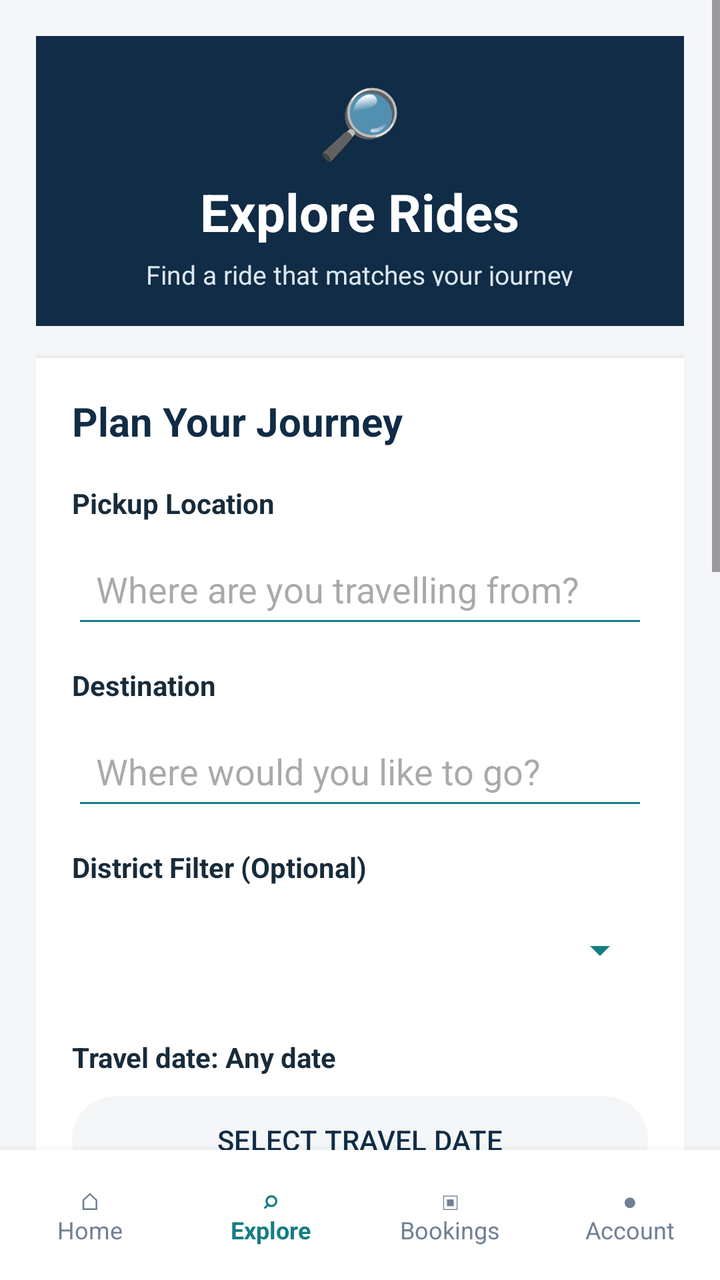
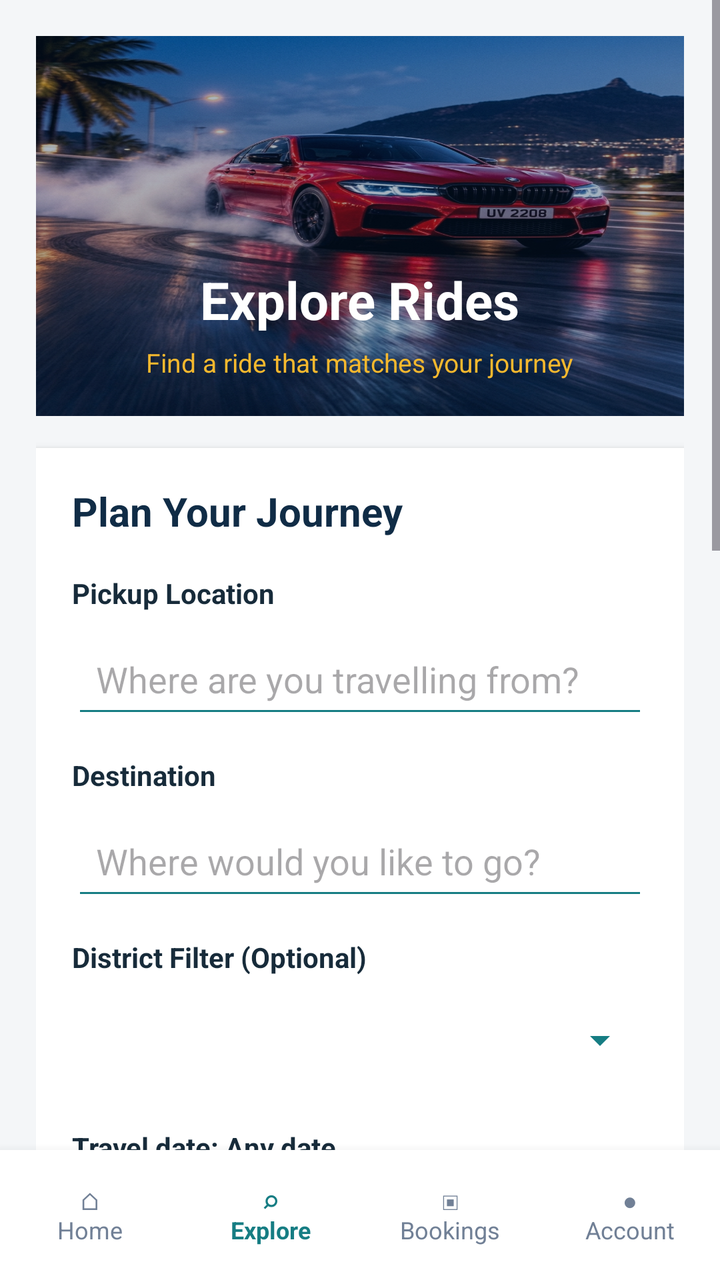

Before-and-after screenshots of an Android layout around one commit, followed by the original layout XML and the change that was made.
<!-- AndroidManifest.xml: application theme Theme.RideConnect -->
<!-- res/layout/activity_ride_search.xml -->
<?xml version="1.0" encoding="utf-8"?>
<LinearLayout
    xmlns:android="http://schemas.android.com/apk/res/android"
    android:layout_width="match_parent"
    android:layout_height="match_parent"
    android:orientation="vertical"
    android:background="@color/screen_background">

    <ScrollView
        android:layout_width="match_parent"
        android:layout_height="0dp"
        android:layout_weight="1"
        android:fillViewport="true">

        <LinearLayout
            android:layout_width="match_parent"
            android:layout_height="wrap_content"
            android:orientation="vertical"
            android:padding="18dp">

            
            <LinearLayout
                android:layout_width="match_parent"
                android:layout_height="145dp"
                android:orientation="vertical"
                android:gravity="center"
                android:background="@color/navy"
                android:padding="20dp">

                <TextView
                    android:layout_width="wrap_content"
                    android:layout_height="wrap_content"
                    android:text="🔎"
                    android:textSize="34sp"/>

                <TextView
                    android:layout_width="wrap_content"
                    android:layout_height="wrap_content"
                    android:text="Explore Rides"
                    android:textSize="26sp"
                    android:textStyle="bold"
                    android:textColor="@color/white"
                    android:layout_marginTop="5dp"/>

                <TextView
                    android:layout_width="wrap_content"
                    android:layout_height="wrap_content"
                    android:text="Find a ride that matches your journey"
                    android:textSize="13sp"
                    android:textColor="#DCE6EF"
                    android:layout_marginTop="5dp"/>

            </LinearLayout>

            
            <LinearLayout
                android:layout_width="match_parent"
                android:layout_height="wrap_content"
                android:orientation="vertical"
                android:background="@color/white"
                android:padding="18dp"
                android:layout_marginTop="16dp"
                android:elevation="3dp">

                <TextView
                    android:layout_width="match_parent"
                    android:layout_height="wrap_content"
                    android:text="Plan Your Journey"
                    android:textSize="20sp"
                    android:textStyle="bold"
                    android:textColor="@color/navy"/>

                
                <TextView
                    android:layout_width="match_parent"
                    android:layout_height="wrap_content"
                    android:text="Pickup Location"
                    android:textStyle="bold"
                    android:textSize="14sp"
                    android:textColor="@color/text_primary"
                    android:layout_marginTop="18dp"/>

                <EditText
                    android:id="@+id/searchPickupInput"
                    android:layout_width="match_parent"
                    android:layout_height="52dp"
                    android:hint="Where are you travelling from?"
                    android:inputType="textCapWords"
                    android:singleLine="true"
                    android:paddingStart="12dp"
                    android:paddingEnd="12dp"
                    android:layout_marginTop="6dp"
                    android:textColor="@color/text_primary"
                    android:backgroundTint="@color/teal"/>

                
                <TextView
                    android:layout_width="match_parent"
                    android:layout_height="wrap_content"
                    android:text="Destination"
                    android:textStyle="bold"
                    android:textSize="14sp"
                    android:textColor="@color/text_primary"
                    android:layout_marginTop="14dp"/>

                <EditText
                    android:id="@+id/searchDestinationInput"
                    android:layout_width="match_parent"
                    android:layout_height="52dp"
                    android:hint="Where would you like to go?"
                    android:inputType="textCapWords"
                    android:singleLine="true"
                    android:paddingStart="12dp"
                    android:paddingEnd="12dp"
                    android:layout_marginTop="6dp"
                    android:textColor="@color/text_primary"
                    android:backgroundTint="@color/teal"/>

                
                <TextView
                    android:layout_width="match_parent"
                    android:layout_height="wrap_content"
                    android:text="District Filter (Optional)"
                    android:textStyle="bold"
                    android:textSize="14sp"
                    android:textColor="@color/text_primary"
                    android:layout_marginTop="14dp"/>

                <Spinner
                    android:id="@+id/searchRegionSpinner"
                    android:layout_width="match_parent"
                    android:layout_height="52dp"
                    android:layout_marginTop="6dp"
                    android:backgroundTint="@color/teal"/>

                
                <TextView
                    android:id="@+id/searchDateText"
                    android:layout_width="match_parent"
                    android:layout_height="wrap_content"
                    android:text="Travel date: Any date"
                    android:textSize="14sp"
                    android:textStyle="bold"
                    android:textColor="@color/text_primary"
                    android:layout_marginTop="18dp"/>

                <Button
                    android:id="@+id/selectSearchDateButton"
                    android:layout_width="match_parent"
                    android:layout_height="52dp"
                    android:text="SELECT TRAVEL DATE"
                    android:textAllCaps="false"
                    android:textColor="@color/navy"
                    android:backgroundTint="@color/screen_background"
                    android:layout_marginTop="6dp"/>


                
                <TextView
                    android:id="@+id/searchTimeText"
                    android:layout_width="match_parent"
                    android:layout_height="wrap_content"
                    android:text="Preferred departure: Any time"
                    android:textSize="14sp"
                    android:textStyle="bold"
                    android:textColor="@color/text_primary"
                    android:layout_marginTop="18dp"/>

                <Button
                    android:id="@+id/selectSearchTimeButton"
                    android:layout_width="match_parent"
                    android:layout_height="52dp"
                    android:text="SELECT DEPARTURE TIME"
                    android:textAllCaps="false"
                    android:textColor="@color/navy"
                    android:backgroundTint="@color/screen_background"
                    android:layout_marginTop="6dp"/>

                <TextView
                    android:layout_width="match_parent"
                    android:layout_height="wrap_content"
                    android:text="Time Flexibility"
                    android:textStyle="bold"
                    android:textSize="14sp"
                    android:textColor="@color/text_primary"
                    android:layout_marginTop="14dp"/>

                <Spinner
                    android:id="@+id/searchTimeFlexibilitySpinner"
                    android:layout_width="match_parent"
                    android:layout_height="52dp"
                    android:layout_marginTop="6dp"
                    android:backgroundTint="@color/teal"/>

                
                <TextView
                    android:layout_width="match_parent"
                    android:layout_height="wrap_content"
                    android:text="Number of Passengers"
                    android:textSize="14sp"
                    android:textStyle="bold"
                    android:textColor="@color/text_primary"
                    android:layout_marginTop="14dp"/>

                <EditText
                    android:id="@+id/passengerCountInput"
                    android:layout_width="match_parent"
                    android:layout_height="52dp"
                    android:hint="Enter number of passengers"
                    android:inputType="number"
                    android:singleLine="true"
                    android:text="1"
                    android:paddingStart="12dp"
                    android:paddingEnd="12dp"
                    android:layout_marginTop="6dp"
                    android:backgroundTint="@color/teal"/>

                
                <Button
                    android:id="@+id/searchRidesButton"
                    android:layout_width="match_parent"
                    android:layout_height="55dp"
                    android:text="SEARCH AVAILABLE RIDES"
                    android:textSize="15sp"
                    android:textStyle="bold"
                    android:textAllCaps="false"
                    android:textColor="@color/white"
                    android:backgroundTint="@color/teal"
                    android:layout_marginTop="22dp"/>

                <Button
                    android:id="@+id/clearFiltersButton"
                    android:layout_width="match_parent"
                    android:layout_height="48dp"
                    android:text="CLEAR FILTERS"
                    android:textAllCaps="false"
                    android:textColor="@color/navy"
                    android:backgroundTint="@color/screen_background"
                    android:layout_marginTop="8dp"/>

            </LinearLayout>

            
            <LinearLayout
                android:layout_width="match_parent"
                android:layout_height="wrap_content"
                android:orientation="vertical"
                android:padding="16dp"
                android:background="@color/white"
                android:layout_marginTop="18dp"
                android:elevation="3dp">

                <TextView
                    android:layout_width="match_parent"
                    android:layout_height="wrap_content"
                    android:text="Available Rides"
                    android:textSize="21sp"
                    android:textStyle="bold"
                    android:textColor="@color/navy"/>

                <TextView
                    android:layout_width="match_parent"
                    android:layout_height="wrap_content"
                    android:text="Choose a suitable ride for your journey."
                    android:textSize="13sp"
                    android:textColor="@color/text_secondary"
                    android:layout_marginTop="4dp"/>

                <LinearLayout
                    android:id="@+id/resultsContainer"
                    android:layout_width="match_parent"
                    android:layout_height="wrap_content"
                    android:orientation="vertical"
                    android:layout_marginTop="14dp"/>

            </LinearLayout>

        </LinearLayout>

    </ScrollView>

    
    <LinearLayout
        android:id="@+id/exploreBottomNavigation"
        android:layout_width="match_parent"
        android:layout_height="65dp"
        android:orientation="horizontal"
        android:gravity="center"
        android:background="@color/white"
        android:elevation="8dp"
        android:paddingTop="5dp"
        android:paddingBottom="5dp">

        <TextView
            android:id="@+id/exploreHomeNavItem"
            android:layout_width="0dp"
            android:layout_height="match_parent"
            android:layout_weight="1"
            android:gravity="center"
            android:text="⌂\nHome"
            android:textSize="12sp"
            android:textColor="@color/text_secondary"/>

        <TextView
            android:id="@+id/exploreExploreNavItem"
            android:layout_width="0dp"
            android:layout_height="match_parent"
            android:layout_weight="1"
            android:gravity="center"
            android:text="⌕\nExplore"
            android:textSize="12sp"
            android:textStyle="bold"
            android:textColor="@color/teal"/>

        <TextView
            android:id="@+id/exploreBookingsNavItem"
            android:layout_width="0dp"
            android:layout_height="match_parent"
            android:layout_weight="1"
            android:gravity="center"
            android:text="▣\nBookings"
            android:textSize="12sp"
            android:textColor="@color/text_secondary"/>

        <TextView
            android:id="@+id/exploreAccountNavItem"
            android:layout_width="0dp"
            android:layout_height="match_parent"
            android:layout_weight="1"
            android:gravity="center"
            android:text="●\nAccount"
            android:textSize="12sp"
            android:textColor="@color/text_secondary"/>

    </LinearLayout>

</LinearLayout>
<!-- resources referenced by this layout -->
<resources>
  <color name="navy">#102C46</color>
  <color name="screen_background">#F4F6F8</color>
  <color name="teal">#167D83</color>
  <color name="text_primary">#172B3A</color>
  <color name="text_secondary">#718096</color>
  <color name="white">#FFFFFFFF</color>
  <style name="Theme.RideConnect" parent="Base.Theme.RideConnect" />
  <style name="Base.Theme.RideConnect" parent="Theme.Material3.Light.NoActionBar">
  
          
          <item name="colorPrimary">@color/navy</item>
          <item name="colorOnPrimary">@color/white</item>
  
          <item name="colorSecondary">@color/teal</item>
          <item name="colorOnSecondary">@color/white</item>
  
          <item name="colorTertiary">@color/gold</item>
          <item name="colorOnTertiary">@color/navy</item>
  
          
          <item name="colorSurface">@color/card_white</item>
          <item name="colorOnSurface">@color/text_primary</item>
  
          
          <item name="android:statusBarColor">@color/navy</item>
          <item name="android:navigationBarColor">@color/card_white</item>
  
          <item name="android:windowLightStatusBar">false</item>
          <item name="android:windowLightNavigationBar">true</item>
  
          
          <item name="android:windowBackground">@color/screen_background</item>
  
          
          <item name="android:colorAccent">@color/teal</item>
  
      </style>
  <color name="gold">#F2B84B</color>
  <color name="card_white">#FFFFFF</color>
</resources>

<!-- the commit's change to res/layout/activity_ride_search.xml (unified diff, before → after) -->
@@ -18,39 +18,53 @@
             android:orientation="vertical"
             android:padding="18dp">
 
+
             
-            <LinearLayout
+            <FrameLayout
                 android:layout_width="match_parent"
-                android:layout_height="145dp"
-                android:orientation="vertical"
-                android:gravity="center"
-                android:background="@color/navy"
-                android:padding="20dp">
-
-                <TextView
-                    android:layout_width="wrap_content"
-                    android:layout_height="wrap_content"
-                    android:text="🔎"
-                    android:textSize="34sp"/>
-
-                <TextView
-                    android:layout_width="wrap_content"
-                    android:layout_height="wrap_content"
-                    android:text="Explore Rides"
-                    android:textSize="26sp"
-                    android:textStyle="bold"
-                    android:textColor="@color/white"
-                    android:layout_marginTop="5dp"/>
-
-                <TextView
-                    android:layout_width="wrap_content"
-                    android:layout_height="wrap_content"
-                    android:text="Find a ride that matches your journey"
-                    android:textSize="13sp"
-                    android:textColor="#DCE6EF"
-                    android:layout_marginTop="5dp"/>
-
-            </LinearLayout>
+                android:layout_height="190dp"
+                android:layout_marginStart="-18dp"
+                android:layout_marginEnd="-18dp"
+                android:background="@color/navy">
+
+                <ImageView
+                    android:id="@+id/exploreCarImage"
+                    android:layout_width="match_parent"
+                    android:layout_height="match_parent"
+                    android:src="@drawable/rideconnect_splash"
+                    android:scaleType="fitXY"
+                    android:contentDescription="BMW car photograph"/>
+
+                <LinearLayout
+                    android:layout_width="match_parent"
+                    android:layout_height="match_parent"
+                    android:orientation="vertical"
+                    android:gravity="center_horizontal|bottom"
+                    android:background="#55041E42"
+                    android:paddingStart="20dp"
+                    android:paddingEnd="20dp"
+                    android:paddingBottom="18dp">
+
+                    <TextView
+                        android:layout_width="wrap_content"
+                        android:layout_height="wrap_content"
+                        android:text="Explore Rides"
+                        android:textSize="26sp"
+                        android:textStyle="bold"
+                        android:textColor="@color/white"/>
+
+                    <TextView
+                        android:layout_width="wrap_content"
+                        android:layout_height="wrap_content"
+                        android:text="Find a ride that matches your journey"
+                        android:textSize="13sp"
+                        android:textColor="#F5B82E"
+                        android:layout_marginTop="5dp"/>
+
+                </LinearLayout>
+
+            </FrameLayout>
+
 
             
             <LinearLayout
<!-- resource entries referenced after the edit -->
@@ -6,6 +6,7 @@
   <color name="text_primary">#172B3A</color>
   <color name="text_secondary">#718096</color>
   <color name="white">#FFFFFFFF</color>
+  <!-- drawable rideconnect_splash: jpg bitmap (drawable, 777467 bytes) -->
   <style name="Theme.RideConnect" parent="Base.Theme.RideConnect" />
   <style name="Base.Theme.RideConnect" parent="Theme.Material3.Light.NoActionBar">
   
